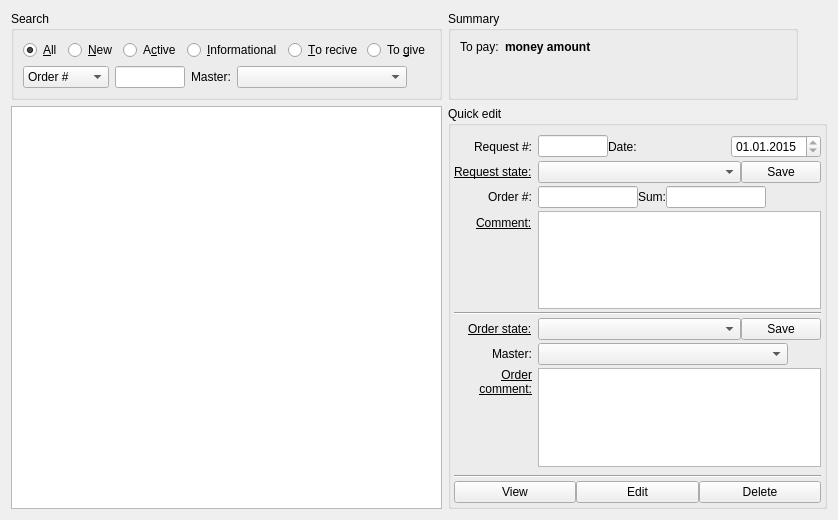
The window that RepairCenter/partswidgetstorekeeper.ui (Feo-d-oR/YARC) describes before a commit, drawn with Qt 5.
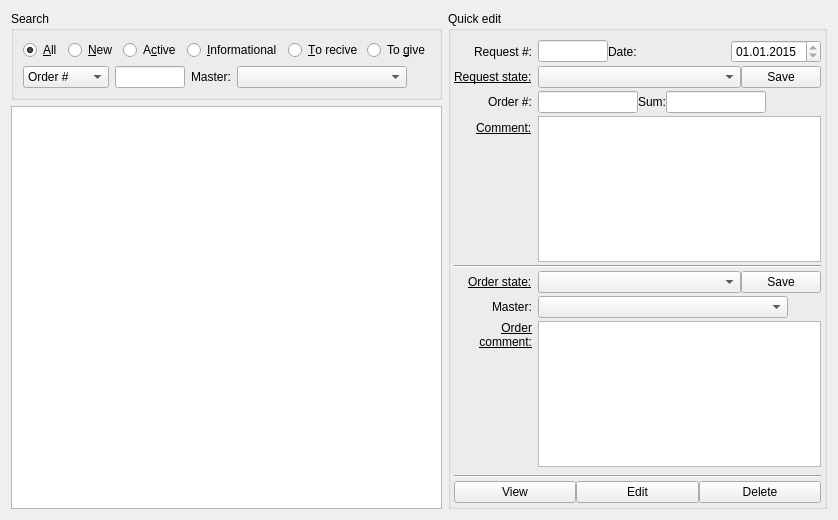
The same window after the commit. Icons and pictures are not drawn.

Diff of the .ui file:
```diff
--- a/RepairCenter/partswidgetstorekeeper.ui
+++ b/RepairCenter/partswidgetstorekeeper.ui
@@ -45,38 +45,6 @@
      </attribute>
     </widget>
    </item>
-   <item row="0" column="1">
-    <widget class="QGroupBox" name="groupBox_3">
-     <property name="maximumSize">
-      <size>
-       <width>350</width>
-       <height>16777215</height>
-      </size>
-     </property>
-     <property name="title">
-      <string>Summary</string>
-     </property>
-     <layout class="QFormLayout" name="formLayout_2">
-      <item row="0" column="0">
-       <widget class="QLabel" name="label_10">
-        <property name="text">
-         <string>To pay:</string>
-        </property>
-       </widget>
-      </item>
-      <item row="0" column="1">
-       <widget class="QLabel" name="lToPay">
-        <property name="text">
-         <string>&lt;html&gt;&lt;head/&gt;&lt;body&gt;&lt;p&gt;&lt;span style=&quot; font-size:9pt; font-weight:600;&quot;&gt;money amount&lt;/span&gt;&lt;/p&gt;&lt;/body&gt;&lt;/html&gt;</string>
-        </property>
-        <property name="textFormat">
-         <enum>Qt::RichText</enum>
-        </property>
-       </widget>
-      </item>
-     </layout>
-    </widget>
-   </item>
    <item row="0" column="0">
     <widget class="QGroupBox" name="groupBox_2">
      <property name="title">
@@ -215,7 +183,7 @@
      </layout>
     </widget>
    </item>
-   <item row="1" column="1">
+   <item row="0" column="1" rowspan="2">
     <widget class="QGroupBox" name="groupBox">
      <property name="sizePolicy">
       <sizepolicy hsizetype="Maximum" vsizetype="Preferred">
```
